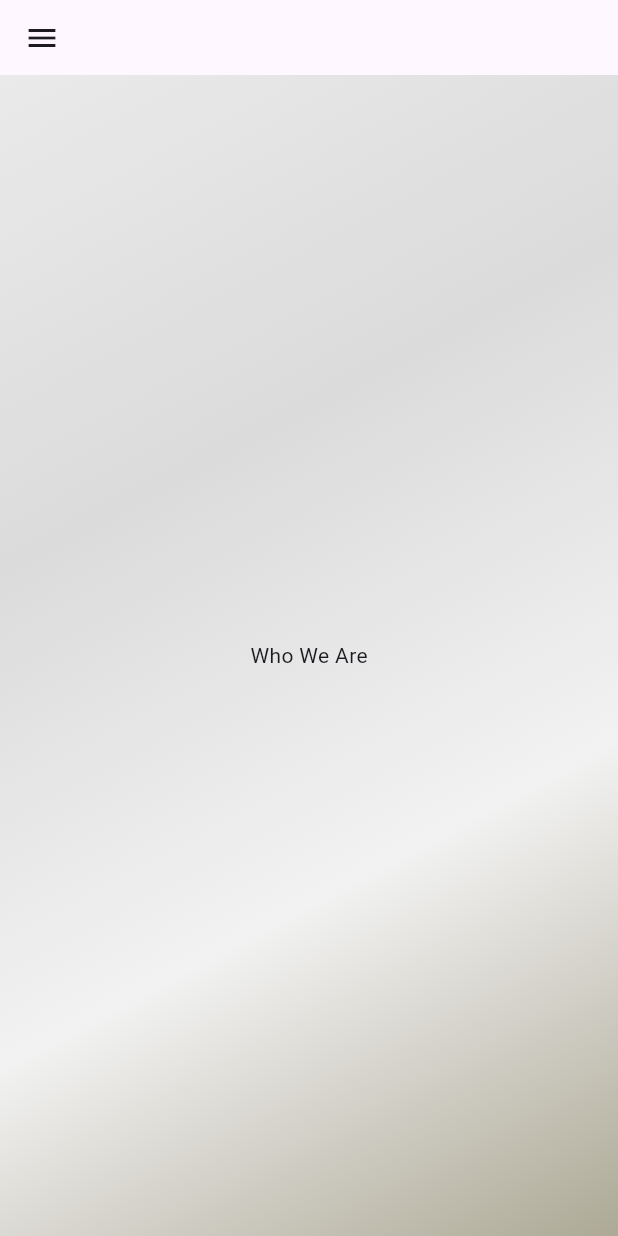
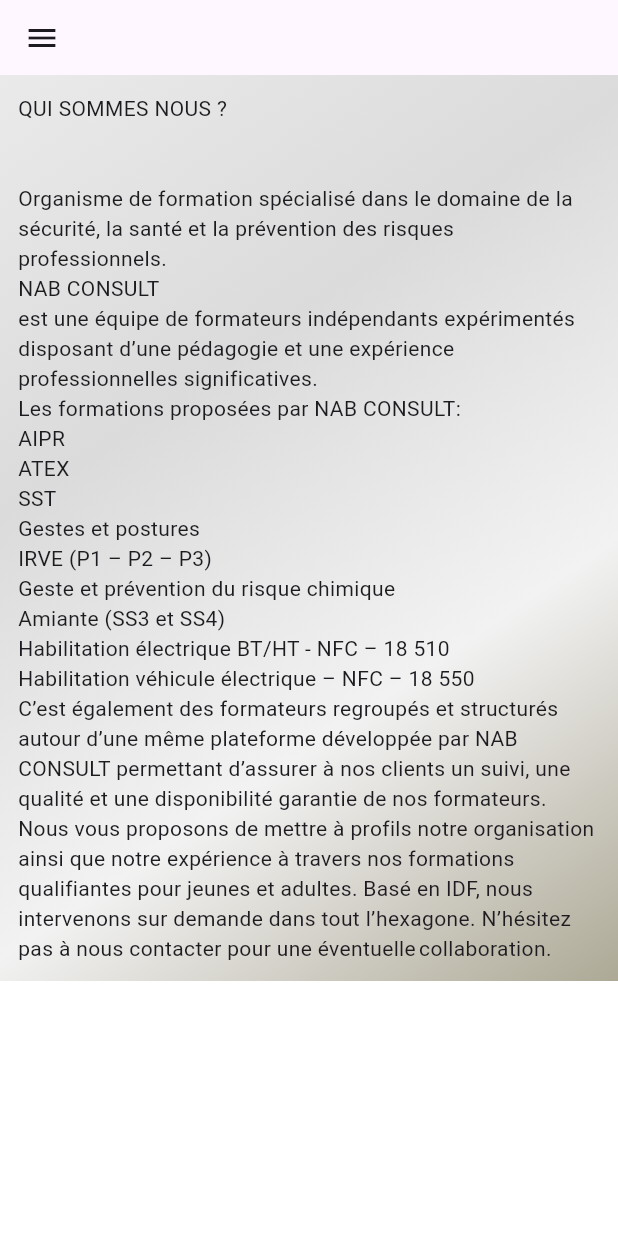
Before and after one commit to wallas938/nab_consult_home_page, a Flutter app: the screen it shows after launch, on a phone screen of 412 x 824 dp. Run offline on Flutter 3.47's test engine with Material 3 defaults, Android fonts, the phone set to English and light mode, and no system bars; our stand-ins replace flutter_screenutil; project files that could hold a hidden picture were left out.

Commit message:
le text de qui sommes nous ajouté

```diff
--- a/lib/main.dart
+++ b/lib/main.dart
@@ -1,6 +1,4 @@
 import 'package:flutter/material.dart';
-import 'package:flutter_screenutil/flutter_screenutil.dart';
-import 'package:nab_consult_home_page/pages/home_page.dart';
 import 'package:nab_consult_home_page/pages/who_we_are.dart';
 import 'package:nab_consult_home_page/util/responsive.dart';
 import 'package:nab_consult_home_page/widgets/MyDrawer.dart';
--- a/lib/pages/who_we_are.dart
+++ b/lib/pages/who_we_are.dart
@@ -1,12 +1,22 @@
 import 'package:flutter/material.dart';
+import 'package:nab_consult_home_page/constantes/app-datas.dart';
 
 class WhoWeAre extends StatelessWidget {
   const WhoWeAre({super.key});
 
   @override
   Widget build(BuildContext context) {
-    return const Center(
-      child: Text("Who We Are"),
+    return const Padding(
+      padding: mobilePadding,
+      child: Wrap(
+        children: [
+          Text("QUI SOMMES NOUS ?\n\n"),
+          Text(
+              "Organisme de formation spécialisé dans le domaine de la sécurité, la santé et la prévention des risques professionnels."),
+          Text("NAB CONSULT"),
+          Text("est une équipe de formateurs indépendants expérimentés disposant d’une pédagogie et une expérience professionnelles significatives.\nLes formations proposées par NAB CONSULT:\nAIPR\nATEX\nSST\nGestes et postures\nIRVE (P1 – P2 – P3)\nGeste et prévention du risque chimique\nAmiante (SS3 et SS4)\nHabilitation électrique BT/HT - NFC – 18 510\nHabilitation véhicule électrique – NFC – 18 550\nC’est également des formateurs regroupés et structurés autour d’une même plateforme développée par NAB CONSULT permettant d’assurer à nos clients un suivi, une qualité et une disponibilité garantie de nos formateurs. Nous vous proposons de mettre à profils notre organisation ainsi que notre expérience à travers nos formations qualifiantes pour jeunes et adultes. Basé en IDF, nous intervenons sur demande dans tout l’hexagone. N’hésitez pas à nous contacter pour une éventuelle collaboration.")
+        ],
+      ),
     );
   }
 }
```
